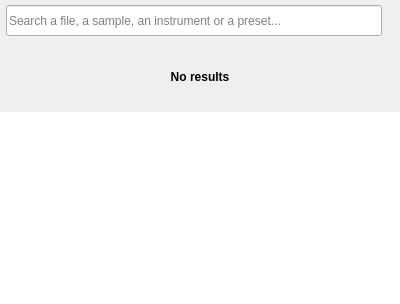
Above: sources/directory/directorybrowser.ui from davy7125/polyphone before the change. Below: the same form after it.
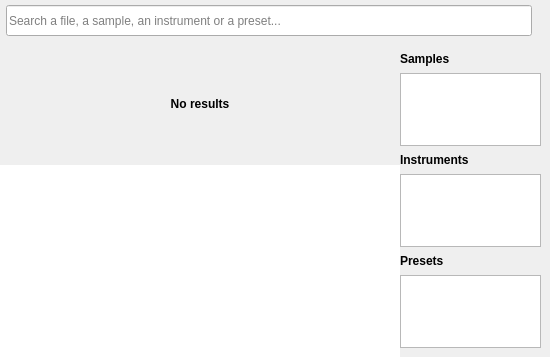
That is the form after the change. Icons and pictures are not drawn. Custom widgets are drawn as their Qt base class.

Commit message: Soundfont explorer: lists displayed on the right

```diff
--- a/sources/directory/directorybrowser.ui
+++ b/sources/directory/directorybrowser.ui
@@ -6,8 +6,8 @@
    <rect>
     <x>0</x>
     <y>0</y>
-    <width>400</width>
-    <height>304</height>
+    <width>550</width>
+    <height>357</height>
    </rect>
   </property>
   <property name="windowTitle">
@@ -246,7 +246,263 @@
        <property name="spacing">
         <number>0</number>
        </property>
-       <item row="0" column="0">
+       <item row="1" column="0">
+        <widget class="QWidget" name="widgetLeft" native="true">
+         <property name="minimumSize">
+          <size>
+           <width>400</width>
+           <height>0</height>
+          </size>
+         </property>
+         <layout class="QVBoxLayout" name="verticalLayout">
+          <property name="spacing">
+           <number>0</number>
+          </property>
+          <property name="leftMargin">
+           <number>0</number>
+          </property>
+          <property name="topMargin">
+           <number>0</number>
+          </property>
+          <property name="rightMargin">
+           <number>0</number>
+          </property>
+          <property name="bottomMargin">
+           <number>0</number>
+          </property>
+          <item>
+           <widget class="QLabel" name="labelNoResults">
+            <property name="sizePolicy">
+             <sizepolicy hsizetype="Expanding" vsizetype="Expanding">
+              <horstretch>0</horstretch>
+              <verstretch>0</verstretch>
+             </sizepolicy>
+            </property>
+            <property name="font">
+             <font>
+              <bold>true</bold>
+             </font>
+            </property>
+            <property name="text">
+             <string>No results</string>
+            </property>
+            <property name="alignment">
+             <set>Qt::AlignmentFlag::AlignCenter</set>
+            </property>
+           </widget>
+          </item>
+          <item>
+           <widget class="DirectoryListView" name="listView">
+            <property name="frameShape">
+             <enum>QFrame::Shape::NoFrame</enum>
+            </property>
+            <property name="verticalScrollBarPolicy">
+             <enum>Qt::ScrollBarPolicy::ScrollBarAsNeeded</enum>
+            </property>
+            <property name="horizontalScrollBarPolicy">
+             <enum>Qt::ScrollBarPolicy::ScrollBarAlwaysOff</enum>
+            </property>
+            <property name="editTriggers">
+             <set>QAbstractItemView::EditTrigger::NoEditTriggers</set>
+            </property>
+            <property name="showDropIndicator" stdset="0">
+             <bool>false</bool>
+            </property>
+            <property name="dragDropOverwriteMode">
+             <bool>false</bool>
+            </property>
+            <property name="alternatingRowColors">
+             <bool>true</bool>
+            </property>
+            <property name="selectionMode">
+             <enum>QAbstractItemView::SelectionMode::SingleSelection</enum>
+            </property>
+            <property name="selectionBehavior">
+             <enum>QAbstractItemView::SelectionBehavior::SelectRows</enum>
+            </property>
+            <property name="verticalScrollMode">
+             <enum>QAbstractItemView::ScrollMode::ScrollPerPixel</enum>
+            </property>
+           </widget>
+          </item>
+         </layout>
+        </widget>
+       </item>
+       <item row="1" column="1">
+        <widget class="QWidget" name="widgetRight" native="true">
+         <property name="minimumSize">
+          <size>
+           <width>150</width>
+           <height>0</height>
+          </size>
+         </property>
+         <layout class="QGridLayout" name="gridLayout_5">
+          <property name="leftMargin">
+           <number>0</number>
+          </property>
+          <item row="2" column="0">
+           <widget class="QLabel" name="label_2">
+            <property name="font">
+             <font>
+              <bold>true</bold>
+             </font>
+            </property>
+            <property name="text">
+             <string>Instruments</string>
+            </property>
+           </widget>
+          </item>
+          <item row="4" column="0">
+           <widget class="QLabel" name="label_3">
+            <property name="font">
+             <font>
+              <bold>true</bold>
+             </font>
+            </property>
+            <property name="text">
+             <string>Presets</string>
+            </property>
+           </widget>
+          </item>
+          <item row="0" column="0">
+           <widget class="QLabel" name="label">
+            <property name="font">
+             <font>
+              <bold>true</bold>
+             </font>
+            </property>
+            <property name="text">
+             <string>Samples</string>
+            </property>
+           </widget>
+          </item>
+          <item row="0" column="1">
+           <widget class="QLabel" name="iconSample">
+            <property name="minimumSize">
+             <size>
+              <width>13</width>
+              <height>16</height>
+             </size>
+            </property>
+            <property name="maximumSize">
+             <size>
+              <width>13</width>
+              <height>16</height>
+             </size>
+            </property>
+            <property name="text">
+             <string/>
+            </property>
+            <property name="pixmap">
+             <pixmap resource="../resources.qrc">:/icons/sample.svg</pixmap>
+            </property>
+            <property name="scaledContents">
+             <bool>true</bool>
+            </property>
+           </widget>
+          </item>
+          <item row="2" column="1">
+           <widget class="QLabel" name="iconInstrument">
+            <property name="minimumSize">
+             <size>
+              <width>13</width>
+              <height>16</height>
+             </size>
+            </property>
+            <property name="maximumSize">
+             <size>
+              <width>13</width>
+              <height>16</height>
+             </size>
+            </property>
+            <property name="text">
+             <string/>
+            </property>
+            <property name="pixmap">
+             <pixmap resource="../resources.qrc">:/icons/instrument.svg</pixmap>
+            </property>
+            <property name="scaledContents">
+             <bool>true</bool>
+            </property>
+           </widget>
+          </item>
+          <item row="3" column="0" colspan="2">
+           <widget class="DirectoryElementListView" name="listInstruments">
+            <property name="editTriggers">
+             <set>QAbstractItemView::EditTrigger::NoEditTriggers</set>
+            </property>
+            <property name="showDropIndicator" stdset="0">
+             <bool>false</bool>
+            </property>
+            <property name="selectionBehavior">
+             <enum>QAbstractItemView::SelectionBehavior::SelectRows</enum>
+            </property>
+            <property name="verticalScrollMode">
+             <enum>QAbstractItemView::ScrollMode::ScrollPerPixel</enum>
+            </property>
+           </widget>
+          </item>
+          <item row="4" column="1">
+           <widget class="QLabel" name="iconPreset">
+            <property name="minimumSize">
+             <size>
+              <width>13</width>
+              <height>16</height>
+             </size>
+            </property>
+            <property name="maximumSize">
+             <size>
+              <width>13</width>
+              <height>16</height>
+             </size>
+            </property>
+            <property name="text">
+             <string/>
+            </property>
+            <property name="pixmap">
+             <pixmap resource="../resources.qrc">:/icons/preset.svg</pixmap>
+            </property>
+            <property name="scaledContents">
+             <bool>true</bool>
+            </property>
+           </widget>
+          </item>
+          <item row="5" column="0" colspan="2">
+           <widget class="DirectoryElementListView" name="listPresets">
+            <property name="editTriggers">
+             <set>QAbstractItemView::EditTrigger::NoEditTriggers</set>
+            </property>
+            <property name="showDropIndicator" stdset="0">
+             <bool>false</bool>
+            </property>
+            <property name="selectionBehavior">
+             <enum>QAbstractItemView::SelectionBehavior::SelectRows</enum>
+            </property>
+            <property name="verticalScrollMode">
+             <enum>QAbstractItemView::ScrollMode::ScrollPerPixel</enum>
+            </property>
+           </widget>
+          </item>
+          <item row="1" column="0" colspan="2">
+           <widget class="DirectoryElementListView" name="listSamples">
+            <property name="editTriggers">
+             <set>QAbstractItemView::EditTrigger::NoEditTriggers</set>
+            </property>
+            <property name="showDropIndicator" stdset="0">
+             <bool>false</bool>
+            </property>
+            <property name="selectionBehavior">
+             <enum>QAbstractItemView::SelectionBehavior::SelectRows</enum>
+            </property>
+            <property name="verticalScrollMode">
+             <enum>QAbstractItemView::ScrollMode::ScrollPerPixel</enum>
+            </property>
+           </widget>
+          </item>
+         </layout>
+        </widget>
+       </item>
+       <item row="0" column="0" colspan="2">
         <widget class="QFrame" name="frameTop">
          <property name="minimumSize">
           <size>
@@ -298,70 +554,6 @@
          </layout>
         </widget>
        </item>
-       <item row="2" column="0">
-        <widget class="DirectoryTableView" name="tableView">
-         <property name="frameShape">
-          <enum>QFrame::Shape::NoFrame</enum>
-         </property>
-         <property name="verticalScrollBarPolicy">
-          <enum>Qt::ScrollBarPolicy::ScrollBarAsNeeded</enum>
-         </property>
-         <property name="horizontalScrollBarPolicy">
-          <enum>Qt::ScrollBarPolicy::ScrollBarAlwaysOff</enum>
-         </property>
-         <property name="editTriggers">
-          <set>QAbstractItemView::EditTrigger::NoEditTriggers</set>
-         </property>
-         <property name="showDropIndicator" stdset="0">
-          <bool>false</bool>
-         </property>
-         <property name="dragDropOverwriteMode">
-          <bool>false</bool>
-         </property>
-         <property name="alternatingRowColors">
-          <bool>true</bool>
-         </property>
-         <property name="selectionMode">
-          <enum>QAbstractItemView::SelectionMode::SingleSelection</enum>
-         </property>
-         <property name="selectionBehavior">
-          <enum>QAbstractItemView::SelectionBehavior::SelectRows</enum>
-         </property>
-         <property name="verticalScrollMode">
-          <enum>QAbstractItemView::ScrollMode::ScrollPerPixel</enum>
-         </property>
-         <property name="sortingEnabled">
-          <bool>true</bool>
-         </property>
-         <property name="cornerButtonEnabled">
-          <bool>false</bool>
-         </property>
-         <attribute name="horizontalHeaderShowSortIndicator" stdset="0">
-          <bool>false</bool>
-         </attribute>
-        </widget>
-       </item>
-       <item row="1" column="0">
-        <widget class="QLabel" name="labelNoResults">
-         <property name="sizePolicy">
-          <sizepolicy hsizetype="Expanding" vsizetype="Expanding">
-           <horstretch>0</horstretch>
-           <verstretch>0</verstretch>
-          </sizepolicy>
-         </property>
-         <property name="font">
-          <font>
-           <bold>true</bold>
-          </font>
-         </property>
-         <property name="text">
-          <string>No results</string>
-         </property>
-         <property name="alignment">
-          <set>Qt::AlignmentFlag::AlignCenter</set>
-         </property>
-        </widget>
-       </item>
       </layout>
      </widget>
     </widget>
@@ -388,9 +580,14 @@
    <container>1</container>
   </customwidget>
   <customwidget>
-   <class>DirectoryTableView</class>
-   <extends>QTableView</extends>
-   <header>directorytableview.h</header>
+   <class>DirectoryListView</class>
+   <extends>QListView</extends>
+   <header>directorylistview.h</header>
+  </customwidget>
+  <customwidget>
+   <class>DirectoryElementListView</class>
+   <extends>QListView</extends>
+   <header>directoryelementlistview.h</header>
   </customwidget>
  </customwidgets>
  <resources/>
```
Left out of the diff: 4 changed lines with no effect on the pictures. The commit also changes 22 other files.
